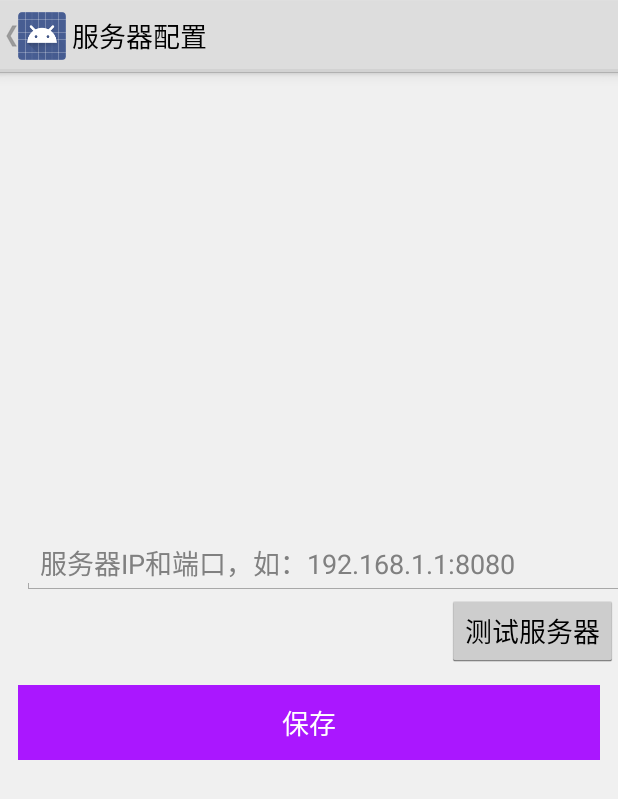
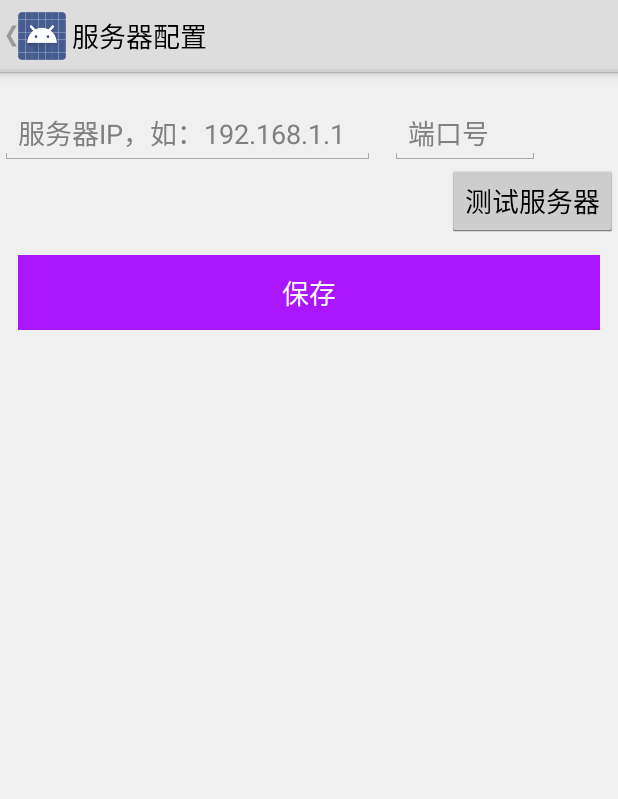
Before and after one commit to miamiby557/myProject, an Android app: the screen it shows after launch (ServiceConfigActivity), after a tap on "服务器配置", on a phone screen of 412 x 824 dp. Shown: the top 799 px of the screen. Run offline under Robolectric (Android 15) with nearby library versions, the phone set to English and light mode, and no system bars; our stand-ins replace Volley; 1 other tap on this screen came first.

Commit message:
8.17.17.13

```diff
--- a/app/src/main/java/com/lnet/tmsapp/LoginActivity.java
+++ b/app/src/main/java/com/lnet/tmsapp/LoginActivity.java
@@ -9,6 +9,9 @@ import android.content.SharedPreferences;
 import android.location.LocationManager;
 import android.os.Bundle;
 import android.provider.Settings;
+import android.support.v4.app.Fragment;
+import android.support.v4.app.FragmentManager;
+import android.support.v4.app.FragmentTransaction;
 import android.view.KeyEvent;
 import android.view.MotionEvent;
 import android.view.View;
@@ -52,8 +55,6 @@ public class LoginActivity extends Activity {
     RequestQueue requestQueue;
     SharedPreferences mySharedPreferences;
     SharedPreferences.Editor editor;
-    String FILENAME = "info";
-    int MODE = MODE_PRIVATE;
     ApplicationTrans application;
 
     @Override
@@ -74,9 +75,9 @@ public class LoginActivity extends Activity {
         super.onCreate(savedInstanceState);
         setContentView(R.layout.login2);
         requestQueue = Volley.newRequestQueue(getApplicationContext());
+        application = (ApplicationTrans)getApplication();
         lm=(LocationManager)getSystemService(Context.LOCATION_SERVICE);
-        mySharedPreferences = getSharedPreferences(FILENAME,MODE);
-        application = (ApplicationTrans)getApplication();
+        mySharedPreferences = getSharedPreferences(application.getFILENAME(),application.getMODE());
         loginButton = (Button) findViewById(R.id.btn_login);
         testService = (Button)findViewById(R.id.service_config);
         textName = (EditText)findViewById(R.id.login_name);
@@ -118,6 +119,7 @@ public class LoginActivity extends Activity {
                 Intent intent = new Intent();
                 intent.setClass(LoginActivity.this, ServiceConfigActivity.class);
                 startActivity(intent);
+
             }
         });
 
--- a/app/src/main/java/com/lnet/tmsapp/ServiceConfigActivity.java
+++ b/app/src/main/java/com/lnet/tmsapp/ServiceConfigActivity.java
@@ -1,12 +1,14 @@
 package com.lnet.tmsapp;
 
 import android.app.ActionBar;
+import android.app.Activity;
 import android.app.AlertDialog;
 import android.app.ProgressDialog;
 import android.content.Intent;
 import android.content.SharedPreferences;
 import android.os.Bundle;
 import android.support.v4.app.FragmentActivity;
+import android.support.v7.app.ActionBarActivity;
 import android.view.MenuItem;
 import android.view.MotionEvent;
 import android.view.View;
@@ -28,8 +30,9 @@ import java.util.HashMap;
 /**
  * Created by Administrator on 2015/7/30.
  */
-public class ServiceConfigActivity extends FragmentActivity{
+public class ServiceConfigActivity extends Activity{
     EditText serviceAddress;
+    EditText port;
     Button testButton;
     Button save;
     ProgressDialog testServiceDialog;
@@ -37,8 +40,6 @@ public class ServiceConfigActivity extends FragmentActivity{
     RequestQueue requestQueue;
     SharedPreferences mySharedPreferences;
     SharedPreferences.Editor editor;
-    String FILENAME = "info";
-    int MODE = MODE_PRIVATE;
     ApplicationTrans application;
 
     LinearLayout linearLayout;
@@ -70,15 +71,17 @@ public class ServiceConfigActivity extends FragmentActivity{
         super.onCreate(savedInstanceState);
         setContentView(R.layout.service_config);
         serviceAddress = (EditText)findViewById(R.id.ser_address);
+        port = (EditText)findViewById(R.id.port);
         testButton = (Button)findViewById(R.id.service_test_btn);
         save = (Button)findViewById(R.id.btn_service);
+        application = (ApplicationTrans)getApplication();
+        requestQueue = Volley.newRequestQueue(getApplicationContext());
+        mySharedPreferences = getSharedPreferences(application.getFILENAME(), application.getMODE());
 
-        requestQueue = Volley.newRequestQueue(getApplicationContext());
-        mySharedPreferences = getSharedPreferences(FILENAME, MODE);
-        application = (ApplicationTrans)getApplication();
-
-        String serviceAdd = mySharedPreferences.getString("ip","");
-        serviceAddress.setText(serviceAdd);
+        String ip = mySharedPreferences.getString("ip","");
+        serviceAddress.setText(ip);
+        String portS = mySharedPreferences.getString("port","");
+        port.setText(portS);
 
         testButton.setOnClickListener(new TestListener());
         save.setOnClickListener(new SaveListener());
@@ -98,8 +101,12 @@ public class ServiceConfigActivity extends FragmentActivity{
         @Override
         public void onClick(View v) {
             String text = serviceAddress.getText().toString().trim();
-            if(text.length()==0){
-                showMassage("请输入服务器ip和端口！");
+            if(!check(text)){
+                showMassage("请输入服务器ip!");
+                return;
+            }
+            if(!check(port.getText().toString().trim())){
+                showMassage("请输入端口号!");
                 return;
             }
             testService();
@@ -109,15 +116,21 @@ public class ServiceConfigActivity extends FragmentActivity{
 
         @Override
         public void onClick(View v) {
-            String text = serviceAddress.getText().toString().trim();
-            if(text.length()==0){
-                showMassage("请输入服务器ip和端口！");
+            String ip = serviceAddress.getText().toString().trim();
+            if(!check(ip)){
+                showMassage("请输入服务器ip!");
+                return;
+            }
+            String portString = port.getText().toString().trim();
+            if(!check(portString)){
+                showMassage("请输入端口号!");
                 return;
             }
             editor = mySharedPreferences.edit();
-            String serAddress = serviceAddress.getText().toString().trim();
+            String serAddress = serviceAddress.getText().toString().trim()+":"+port.getText().toString().trim();
             editor.putString("serviceAddress", "http://"+serAddress+"/service/rest");
-            editor.putString("ip",serAddress);
+            editor.putString("ip",ip);
+            editor.putString("port",portString);
             editor.commit();
             Intent intent = new Intent();
             intent.setClass(ServiceConfigActivity.this,LoginActivity.class);
@@ -126,8 +139,9 @@ public class ServiceConfigActivity extends FragmentActivity{
         }
     }
     private void testService() {
+        String address = serviceAddress.getText().toString().trim()+":"+port.getText().toString().trim();
         testServiceDialog = ProgressDialog.show(ServiceConfigActivity.this, "测试提示", "...测试中...");
-        String serAddress = "http://"+serviceAddress.getText().toString().trim()+"/service/rest/sysUser/testService";
+        String serAddress = "http://"+address+"/service/rest/sysUser/testService";
         HttpHelper httpHelper = new HttpHelper(application,ServiceConfigActivity.this,requestQueue,testServiceDialog) {
 
             @Override
@@ -152,4 +166,11 @@ public class ServiceConfigActivity extends FragmentActivity{
         builder.setPositiveButton("重新操作" ,  null );
         builder.show();
     }
+
+    private boolean check(String value){
+        if(value.length()!=0){
+           return true;
+        }
+        return false;
+    }
 }
--- a/app/src/main/java/com/lnet/tmsapp/StartupActivity.java
+++ b/app/src/main/java/com/lnet/tmsapp/StartupActivity.java
@@ -30,9 +30,6 @@ public class StartupActivity extends FragmentActivity{
     ApplicationTrans application;
     RequestQueue requestQueue;
     SharedPreferences mySharedPreferences;
-    SharedPreferences.Editor editor;
-    String FILENAME = "info";
-    int MODE = MODE_PRIVATE;
 
 
     @Override
@@ -41,7 +38,7 @@ public class StartupActivity extends FragmentActivity{
         setContentView(R.layout.startup);
         application = (ApplicationTrans)getApplication();
         requestQueue = Volley.newRequestQueue(getApplicationContext());
-        mySharedPreferences = getSharedPreferences(FILENAME,MODE);
+        mySharedPreferences = getSharedPreferences(application.getFILENAME(),application.getMODE());
         new Handler().postDelayed(new Runnable() {
             public void run() {
                 Intent mainIntent = new Intent(StartupActivity.this, LoginActivity.class);
--- a/app/src/main/java/com/lnet/tmsapp/util/DataUtils.java
+++ b/app/src/main/java/com/lnet/tmsapp/util/DataUtils.java
@@ -68,9 +68,9 @@ public class DataUtils {
         DataItem item5 = new DataItem("5","油卡付+现金");
         DataItem defaultItem = new DataItem("","请选择计费方式");
 //        items.add(defaultItem);
+        items.add(item3);
         items.add(item1);
         items.add(item2);
-        items.add(item3);
         items.add(item4);
         items.add(item5);
         return items;
--- a/app/src/main/res/layout/carrierorder_create.xml
+++ b/app/src/main/res/layout/carrierorder_create.xml
@@ -33,7 +33,7 @@
                         <EditText
                             android:layout_width="250dp"
                             android:layout_height="wrap_content" android:hint="输入运输单号"
-                            android:id="@+id/add_order" android:inputType="text|number"
+                            android:id="@+id/add_order" android:inputType="text"
                             android:drawableRight="@drawable/scaning"
                             android:layout_marginLeft="5dp" />
 
@@ -171,13 +171,13 @@
                                 android:layout_height="wrap_content"
                                 android:id="@+id/totalItemQuantity" android:inputType="number"
                                 android:hint="总数量"
-                            android:visibility="gone" />
+                            android:visibility="visible" />
                         <TextView
                                 android:layout_width="wrap_content"
                                 android:layout_height="wrap_content"
                                 android:text="个"
                                 android:id="@+id/textV"
-                            android:visibility="gone" />
+                            android:visibility="visible" />
 
                         <EditText
                             android:layout_width="100dp"
--- a/app/src/main/res/layout/service_config.xml
+++ b/app/src/main/res/layout/service_config.xml
@@ -19,15 +19,31 @@
             android:orientation="vertical"
             android:id="@+id/linelayout1"
             android:gravity="center">
+            <LinearLayout
+                android:layout_width="wrap_content"
+                android:layout_height="wrap_content"
+                android:layout_gravity="left"
+                android:layout_marginTop="20dp">
+                <EditText
+                    android:layout_width="250dp"
+                    android:layout_height="wrap_content"
+                    android:id="@+id/ser_address"
+                    android:hint="服务器IP，如：192.168.1.1"
+                    android:inputType="textVisiblePassword" />
 
                 <EditText
-                android:layout_width="fill_parent"
+                    android:layout_width="100dp"
                     android:layout_height="wrap_content"
-                android:id="@+id/ser_address"
+                    android:id="@+id/port"
                     android:layout_marginLeft="10dp"
-                android:hint="服务器IP和端口，如：192.168.1.1:8080"
-                android:inputType="textVisiblePassword" />
+                    android:hint="端口号"
+                    android:inputType="number" />
+            </LinearLayout>
 
+            <LinearLayout
+                android:layout_width="wrap_content"
+                android:layout_height="wrap_content"
+                android:layout_gravity="right">
                 <Button
                     android:layout_width="wrap_content"
                     android:layout_height="wrap_content"
@@ -35,7 +51,10 @@
                     android:id="@+id/service_test_btn"
                     android:layout_marginLeft="10dp"
                     android:layout_gravity="right" />
-
+            </LinearLayout>
+            <LinearLayout
+                android:layout_width="fill_parent"
+                android:layout_height="fill_parent">
                 <Button
                     android:id="@+id/btn_service"
                     android:layout_width="fill_parent"
@@ -50,5 +69,6 @@
                     android:layout_marginTop="12dp" />
             </LinearLayout>
         </LinearLayout>
+    </LinearLayout>
 
 </RelativeLayout>
--- a/app/src/main/res/layout/transportorder_create.xml
+++ b/app/src/main/res/layout/transportorder_create.xml
@@ -64,7 +64,7 @@
                         android:drawablePadding="15dp"
                         android:id="@+id/t_number"
                         android:hint="输入客户单号"
-                        android:inputType="textVisiblePassword" />
+                        android:inputType="text" />
 
                 </LinearLayout>
 
--- a/app/src/main/res/menu/menu_complete2.xml
+++ b/app/src/main/res/menu/menu_complete2.xml
@@ -4,8 +4,8 @@
     tools:context=".second.andy.materialdesign.MainActivity">
 
     <item
-        android:id="@+id/action_complete"
-        android:title="完成"
+        android:id="@+id/action_save"
+        android:title="@string/complete"
         android:orderInCategory="100"
         app:showAsAction="ifRoom" />
 </menu>
--- a/app/src/main/res/values/strings.xml
+++ b/app/src/main/res/values/strings.xml
@@ -28,6 +28,7 @@
     <string name="add_order">添加</string>
     <string name="calculate">计算</string>
     <string name="calculate_result">计算结果</string>
+    <string name="complete">完成</string>
     <string name="save">保存</string>
     <string name="log_out">退出当前账号</string>
     <string name="transport_type">运输方式：</string>
```
Also changed, not shown: app/src/main/java/com/lnet/tmsapp/second/andy/materialdesign/CarrierOrderCreateFragment.java (+6 -6 lines), app/src/main/java/com/lnet/tmsapp/second/andy/materialdesign/FeeDeclareFragment.java (+5 -4 lines), app/src/main/java/com/lnet/tmsapp/second/andy/materialdesign/ServiceConfigFrament.java (added, +169 -0 lines), app/src/main/java/com/lnet/tmsapp/second/andy/materialdesign/TransportOrderCreateFragment.java (+5 -4 lines). Lines whose indentation alone changed are shown as unchanged.
